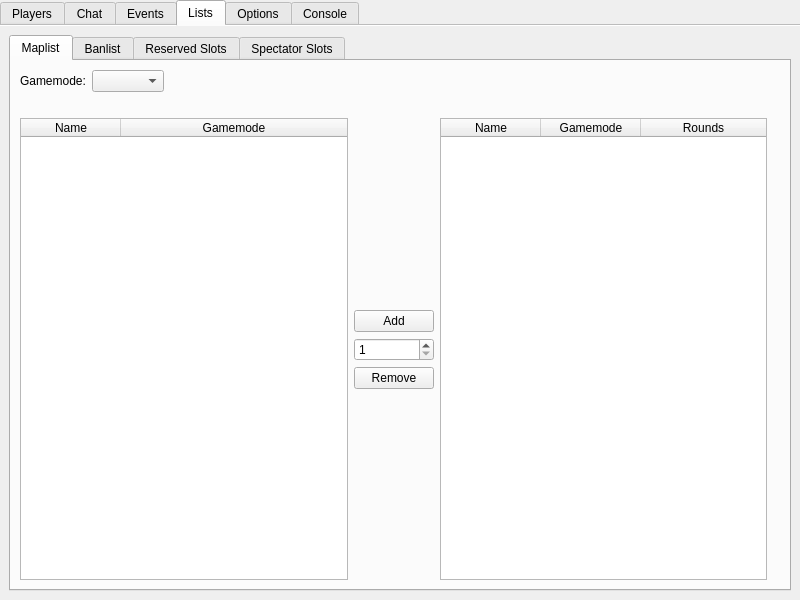
Above: Client/bf4/BF4.ui from OpenRcon/OpenRcon before the change. Below: the same form after it.
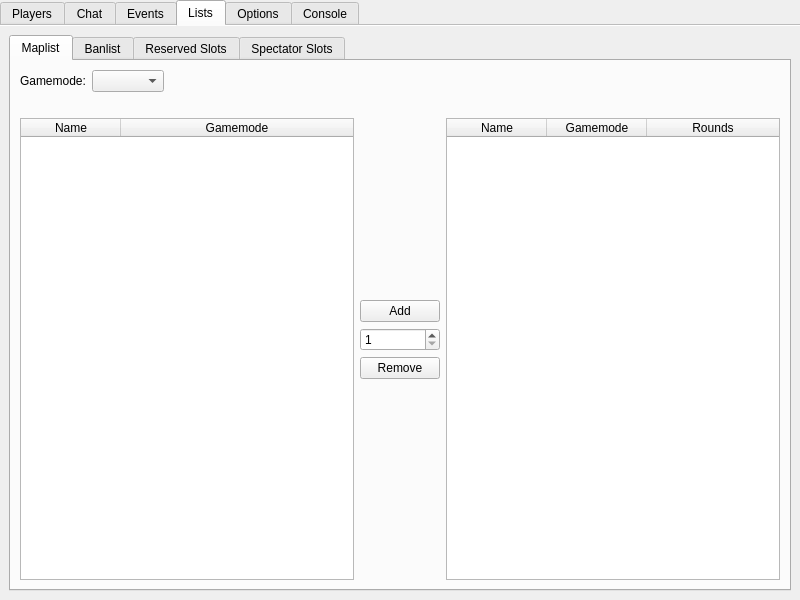
That is the form after the change. Icons and pictures are not drawn.

Commit message: Implemented preview of current and available levels.

Patch:
```diff
--- a/Client/bf4/BF4.ui
+++ b/Client/bf4/BF4.ui
@@ -181,57 +181,6 @@
         </item>
         <item row="1" column="0" colspan="2">
          <layout class="QGridLayout" name="gridLayout_5">
-          <item row="1" column="1">
-           <layout class="QVBoxLayout" name="verticalLayout">
-            <item>
-             <spacer name="verticalSpacer_2">
-              <property name="orientation">
-               <enum>Qt::Vertical</enum>
-              </property>
-              <property name="sizeHint" stdset="0">
-               <size>
-                <width>20</width>
-                <height>40</height>
-               </size>
-              </property>
-             </spacer>
-            </item>
-            <item>
-             <widget class="QPushButton" name="pushButton_li_ml_add">
-              <property name="text">
-               <string>Add</string>
-              </property>
-             </widget>
-            </item>
-            <item>
-             <widget class="QSpinBox" name="spinBox_li_ml_rounds">
-              <property name="minimum">
-               <number>1</number>
-              </property>
-             </widget>
-            </item>
-            <item>
-             <widget class="QPushButton" name="pushButton_li_ml_remove">
-              <property name="text">
-               <string>Remove</string>
-              </property>
-             </widget>
-            </item>
-            <item>
-             <spacer name="verticalSpacer">
-              <property name="orientation">
-               <enum>Qt::Vertical</enum>
-              </property>
-              <property name="sizeHint" stdset="0">
-               <size>
-                <width>20</width>
-                <height>118</height>
-               </size>
-              </property>
-             </spacer>
-            </item>
-           </layout>
-          </item>
           <item row="0" column="0">
            <widget class="QLabel" name="label_li_ml_avaliable">
             <property name="text">
@@ -294,13 +243,6 @@
             </column>
            </widget>
           </item>
-          <item row="0" column="3">
-           <widget class="QLabel" name="label_li_ml_current">
-            <property name="text">
-             <string/>
-            </property>
-           </widget>
-          </item>
           <item row="1" column="0">
            <widget class="QTableWidget" name="tableWidget_li_ml_avaliable">
             <property name="editTriggers">
@@ -345,6 +287,64 @@
             </column>
            </widget>
           </item>
+          <item row="0" column="2">
+           <widget class="QLabel" name="label_li_ml_current">
+            <property name="text">
+             <string/>
+            </property>
+           </widget>
+          </item>
+          <item row="0" column="1" rowspan="2">
+           <layout class="QVBoxLayout" name="verticalLayout">
+            <item>
+             <spacer name="verticalSpacer_2">
+              <property name="orientation">
+               <enum>Qt::Vertical</enum>
+              </property>
+              <property name="sizeHint" stdset="0">
+               <size>
+                <width>20</width>
+                <height>40</height>
+               </size>
+              </property>
+             </spacer>
+            </item>
+            <item>
+             <widget class="QPushButton" name="pushButton_li_ml_add">
+              <property name="text">
+               <string>Add</string>
+              </property>
+             </widget>
+            </item>
+            <item>
+             <widget class="QSpinBox" name="spinBox_li_ml_rounds">
+              <property name="minimum">
+               <number>1</number>
+              </property>
+             </widget>
+            </item>
+            <item>
+             <widget class="QPushButton" name="pushButton_li_ml_remove">
+              <property name="text">
+               <string>Remove</string>
+              </property>
+             </widget>
+            </item>
+            <item>
+             <spacer name="verticalSpacer">
+              <property name="orientation">
+               <enum>Qt::Vertical</enum>
+              </property>
+              <property name="sizeHint" stdset="0">
+               <size>
+                <width>20</width>
+                <height>118</height>
+               </size>
+              </property>
+             </spacer>
+            </item>
+           </layout>
+          </item>
          </layout>
         </item>
        </layout>
```
The commit also changes 3 other files.
